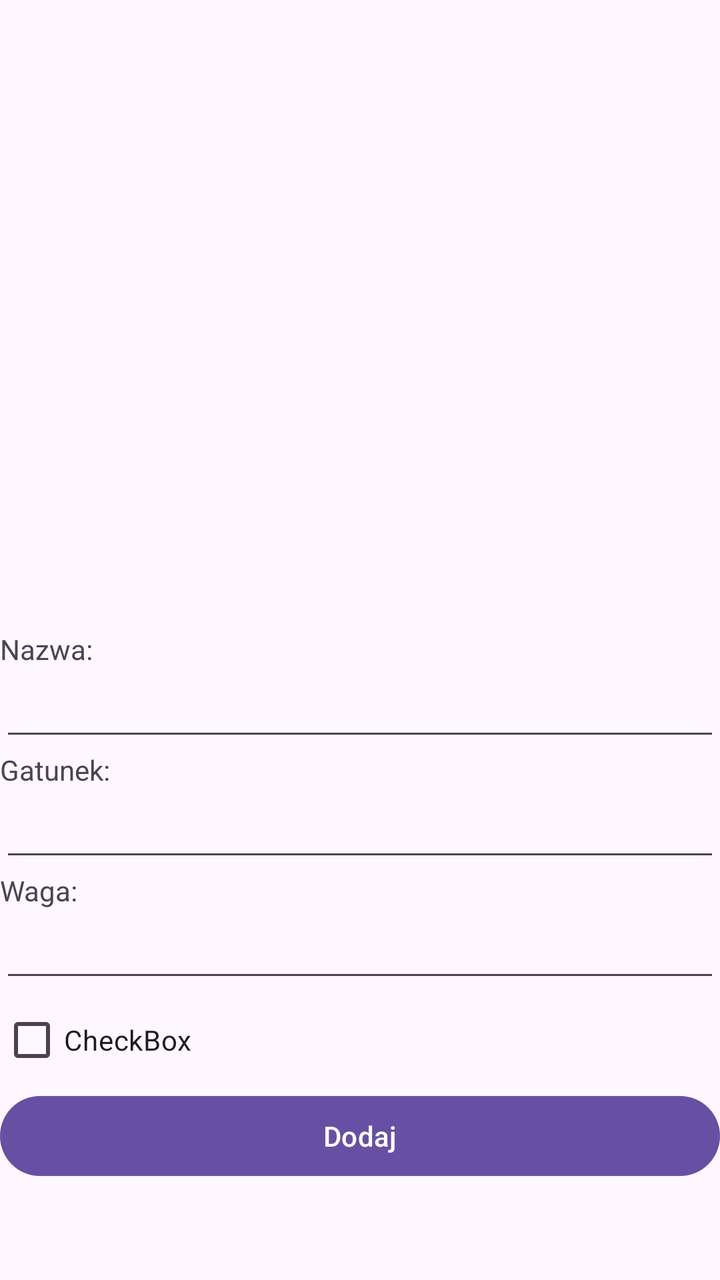
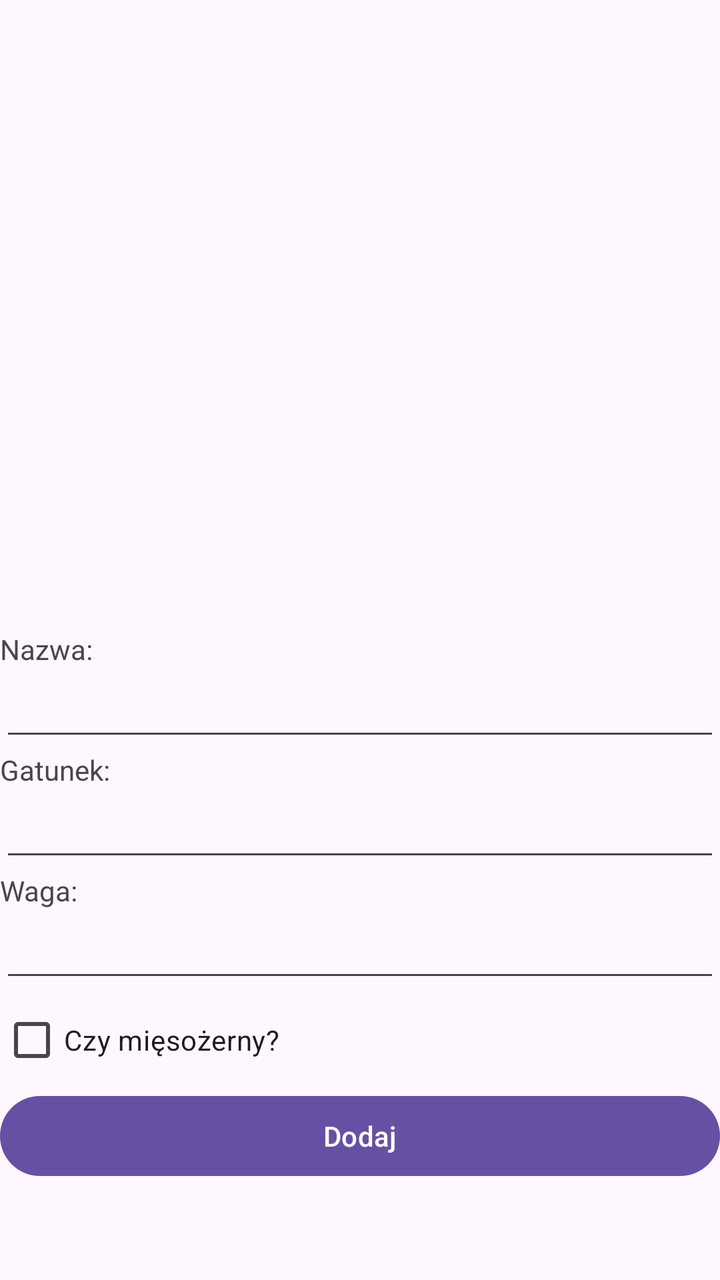

Screens rendered from an Android XML layout before and after an edit, with the pre-edit source and the edit as a unified diff.
<!-- AndroidManifest.xml: application theme Theme.RoomZwierzetaT -->
<!-- res/layout/activity_main.xml -->
<?xml version="1.0" encoding="utf-8"?>
<LinearLayout xmlns:android="http://schemas.android.com/apk/res/android"
    xmlns:app="http://schemas.android.com/apk/res-auto"
    xmlns:tools="http://schemas.android.com/tools"
    android:id="@+id/main"
    android:layout_width="match_parent"
    android:layout_height="match_parent"
    android:orientation="vertical"
    android:layout_marginTop="40dp"
    tools:context=".MainActivity">

    <ListView
        android:id="@+id/listView"
        android:layout_width="match_parent"
        android:layout_height="wrap_content"
        android:layout_weight="1"/>

    <TextView
        android:layout_width="wrap_content"
        android:layout_height="wrap_content"
        android:text="Nazwa:" />

    <EditText
        android:id="@+id/editTextText"
        android:layout_width="match_parent"
        android:layout_height="wrap_content"
        android:ems="10"
        android:inputType="text"
        android:text="" />

    <TextView
        android:id="@+id/textView"
        android:layout_width="match_parent"
        android:layout_height="wrap_content"
        android:text="Gatunek:" />

    <EditText
        android:id="@+id/editTextText2"
        android:layout_width="match_parent"
        android:layout_height="wrap_content"
        android:ems="10"
        android:inputType="text"
        android:text="" />

    <TextView
        android:id="@+id/textView2"
        android:layout_width="match_parent"
        android:layout_height="wrap_content"
        android:text="Waga:" />

    <EditText
        android:id="@+id/editTextText3"
        android:layout_width="match_parent"
        android:layout_height="wrap_content"
        android:ems="10"
        android:inputType="text"
        android:text="" />

    <CheckBox
        android:id="@+id/checkBox"
        android:layout_width="match_parent"
        android:layout_height="wrap_content"
        android:text="CheckBox" />

    <Button
        android:id="@+id/button"
        android:layout_width="match_parent"
        android:layout_height="wrap_content"
        android:text="Dodaj" />

    <Button
        android:id="@+id/buttonAktualizacja"
        android:layout_width="match_parent"
        android:layout_height="wrap_content"
        android:visibility="invisible"
        android:text="uaktualnij" />
</LinearLayout>
<!-- resources referenced by this layout -->
<resources>
  <style name="Theme.RoomZwierzetaT" parent="Base.Theme.RoomZwierzetaT" />
  <style name="Base.Theme.RoomZwierzetaT" parent="Theme.Material3.DayNight.NoActionBar">
          
          
      </style>
</resources>

<!-- the commit's change to res/layout/activity_main.xml (unified diff, before → after) -->
@@ -60,7 +60,7 @@
         android:id="@+id/checkBox"
         android:layout_width="match_parent"
         android:layout_height="wrap_content"
-        android:text="CheckBox" />
+        android:text="Czy mięsożerny?" />
 
     <Button
         android:id="@+id/button"
